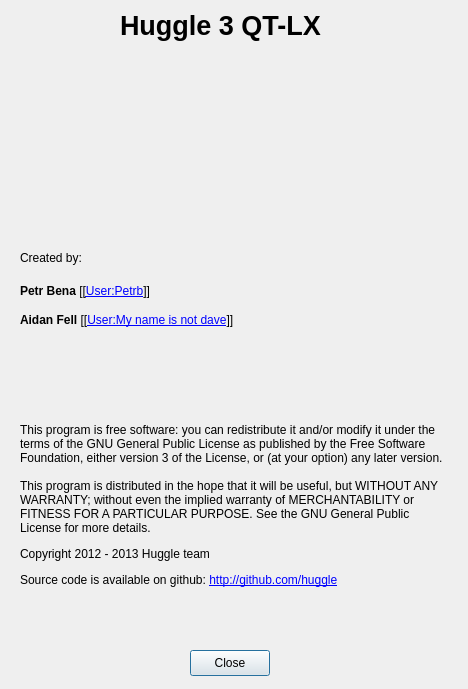
First picture: the form in huggle/aboutform.ui, repository huggle/huggle3-qt-lx, before the edit.
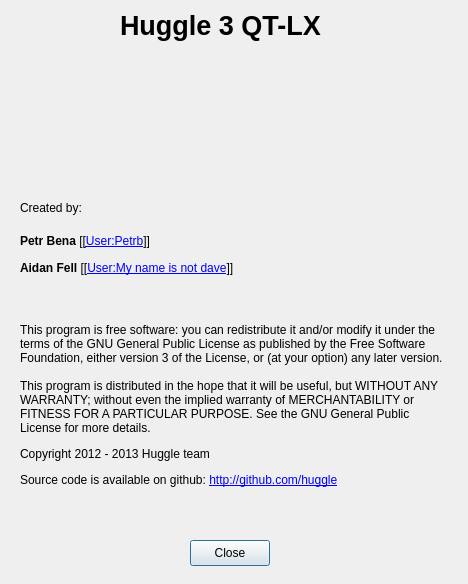
Second picture: the form after the edit. Icons and pictures are not drawn.

Commit message: de-whitespace

```diff
--- a/huggle/aboutform.ui
+++ b/huggle/aboutform.ui
@@ -7,7 +7,7 @@
     <x>0</x>
     <y>0</y>
     <width>468</width>
-    <height>689</height>
+    <height>584</height>
    </rect>
   </property>
   <property name="sizePolicy">
@@ -58,7 +58,7 @@
    <property name="geometry">
     <rect>
      <x>20</x>
-     <y>250</y>
+     <y>200</y>
      <width>81</width>
      <height>16</height>
     </rect>
@@ -67,44 +67,11 @@
     <string>Created by:</string>
    </property>
   </widget>
-  <widget class="QWidget" name="gridLayoutWidget">
-   <property name="geometry">
-    <rect>
-     <x>20</x>
-     <y>280</y>
-     <width>431</width>
-     <height>81</height>
-    </rect>
-   </property>
-   <layout class="QGridLayout" name="gridLayout">
-    <item row="0" column="0">
-     <widget class="QLabel" name="label_3">
-      <property name="text">
-       <string>&lt;html&gt;&lt;head/&gt;&lt;body&gt;&lt;p&gt;&lt;span style=&quot; font-weight:600;&quot;&gt;Petr Bena&lt;/span&gt; [[&lt;a href=&quot;http://en.wikipedia.org/wiki/User:Petrb&quot;&gt;&lt;span style=&quot; text-decoration: underline; color:#0000ff;&quot;&gt;User:Petrb&lt;/span&gt;&lt;/a&gt;]]&lt;/p&gt;&lt;/body&gt;&lt;/html&gt;</string>
-      </property>
-     </widget>
-    </item>
-    <item row="2" column="0">
-     <widget class="QLabel" name="label_4">
-      <property name="text">
-       <string/>
-      </property>
-     </widget>
-    </item>
-    <item row="1" column="0">
-     <widget class="QLabel" name="label_8">
-      <property name="text">
-       <string>&lt;html&gt;&lt;head/&gt;&lt;body&gt;&lt;p&gt;&lt;span style=&quot; font-weight:600;&quot;&gt;Aidan Fell&lt;/span&gt; [[&lt;a href=&quot;http://en.wikipedia.org/wiki/User:My_name_is_not_dave&quot;&gt;&lt;span style=&quot; text-decoration: underline; color:#0000ff;&quot;&gt;User:My name is not dave&lt;/span&gt;&lt;/a&gt;]]&lt;/p&gt;&lt;/body&gt;&lt;/html&gt;</string>
-      </property>
-     </widget>
-    </item>
-   </layout>
-  </widget>
   <widget class="QPushButton" name="pushButton">
    <property name="geometry">
     <rect>
      <x>190</x>
-     <y>650</y>
+     <y>540</y>
      <width>80</width>
      <height>26</height>
     </rect>
@@ -120,9 +87,9 @@
    <property name="geometry">
     <rect>
      <x>20</x>
-     <y>360</y>
+     <y>290</y>
      <width>431</width>
-     <height>291</height>
+     <height>231</height>
     </rect>
    </property>
    <property name="text">
@@ -164,6 +131,32 @@
     <bool>true</bool>
    </property>
   </widget>
+  <widget class="QLabel" name="label_3">
+   <property name="geometry">
+    <rect>
+     <x>20</x>
+     <y>230</y>
+     <width>429</width>
+     <height>22</height>
+    </rect>
+   </property>
+   <property name="text">
+    <string>&lt;html&gt;&lt;head/&gt;&lt;body&gt;&lt;p&gt;&lt;span style=&quot; font-weight:600;&quot;&gt;Petr Bena&lt;/span&gt; [[&lt;a href=&quot;http://en.wikipedia.org/wiki/User:Petrb&quot;&gt;&lt;span style=&quot; text-decoration: underline; color:#0000ff;&quot;&gt;User:Petrb&lt;/span&gt;&lt;/a&gt;]]&lt;/p&gt;&lt;/body&gt;&lt;/html&gt;</string>
+   </property>
+  </widget>
+  <widget class="QLabel" name="label_8">
+   <property name="geometry">
+    <rect>
+     <x>20</x>
+     <y>250</y>
+     <width>429</width>
+     <height>37</height>
+    </rect>
+   </property>
+   <property name="text">
+    <string>&lt;html&gt;&lt;head/&gt;&lt;body&gt;&lt;p&gt;&lt;span style=&quot; font-weight:600;&quot;&gt;Aidan Fell&lt;/span&gt; [[&lt;a href=&quot;http://en.wikipedia.org/wiki/User:My_name_is_not_dave&quot;&gt;&lt;span style=&quot; text-decoration: underline; color:#0000ff;&quot;&gt;User:My name is not dave&lt;/span&gt;&lt;/a&gt;]]&lt;/p&gt;&lt;/body&gt;&lt;/html&gt;</string>
+   </property>
+  </widget>
  </widget>
  <resources>
   <include location="pictures.qrc"/>
```
